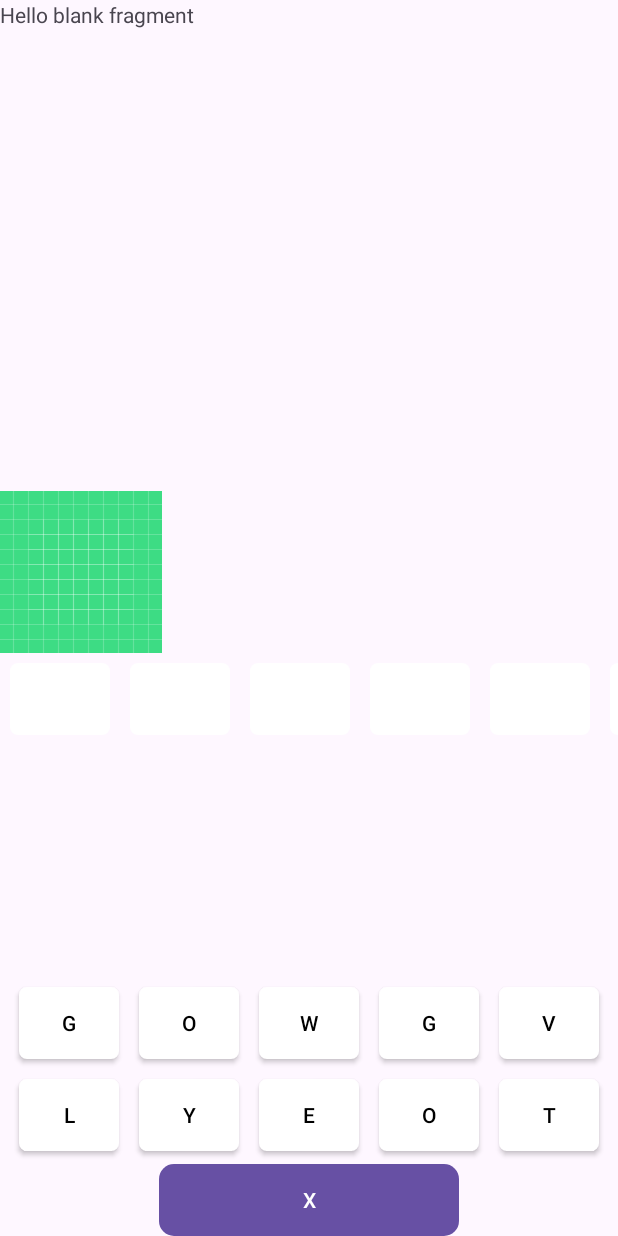
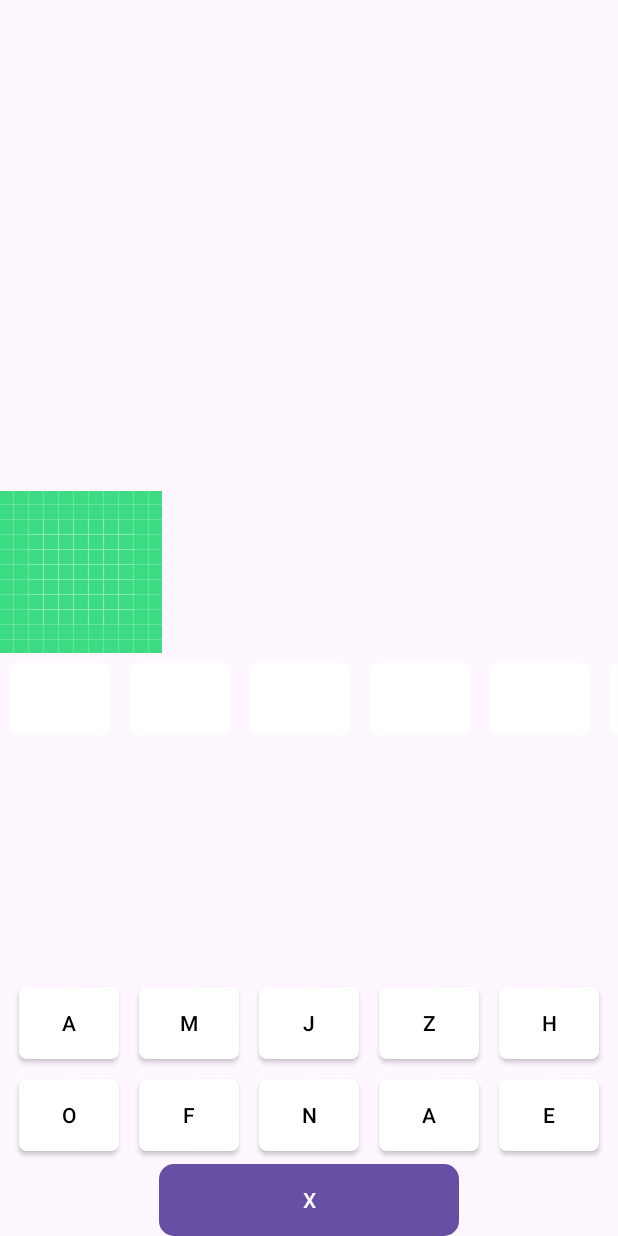
Before and after one commit to Martin-Toma/LogoQuizITU, an Android app: the fragment GameRandom shown on its own in the app's theme, on a phone screen of 412 x 824 dp. Run offline under Robolectric (Android 15) with nearby library versions, the phone set to English and light mode, and no system bars; our stand-ins replace Room's generated code.

Commit message:
text & logo name now working correctly, not updated to not be included again yet

```diff
--- a/app/src/main/java/com/fititu/logoquizitu/GameRandom.kt
+++ b/app/src/main/java/com/fititu/logoquizitu/GameRandom.kt
@@ -10,17 +10,10 @@ import android.widget.Button
 import android.widget.GridLayout
 import android.widget.ImageView
 import androidx.core.content.ContextCompat
-import androidx.lifecycle.ViewModelProvider
-import androidx.lifecycle.lifecycleScope
 import com.bumptech.glide.Glide
 import com.fititu.logoquizitu.Model.AppDatabase
-import com.fititu.logoquizitu.Model.LogoEntity
-import com.fititu.logoquizitu.Model.LogoEntityDao
 import kotlin.math.min
 import kotlin.random.Random
-import androidx.activity.result.contract.ActivityResultContracts
-import androidx.lifecycle.MutableLiveData
-import androidx.room.Room
 import com.fititu.logoquizitu.Model.Dao.CompanyDao
 import com.fititu.logoquizitu.Model.Entity.CompanyEntity
 import kotlinx.coroutines.*
@@ -60,12 +53,11 @@ class GameRandom : Fragment() {
             .error(R.drawable.ic_launcher_background)
             .into(randomLogoImageView)
         val logoNameGridLayout: GridLayout = view.findViewById(R.id.LogoNameGridLayout)
-        calculateLetterCount("google")//todo change to logo name when it actually works
-        //var columns = min( (randomLogo.name.length + 1) / 2,8)todo uncomment
-        var columns = min((10+1)/2,8)
+        calculateLetterCount(randomLogo.companyName)
+        var columns = min( (randomLogo.companyName.length + 1) / 2,8)
         if(lettercount <=12) {
             logoNameGridLayout.rowCount = 1
-            logoNameGridLayout.columnCount = 10 //todo uncomment this randomLogo.name.length + 1
+            logoNameGridLayout.columnCount = randomLogo.companyName.length + 1
         }
         else{
             logoNameGridLayout.rowCount = 2
@@ -91,15 +83,12 @@ class GameRandom : Fragment() {
 
 
     fun addLogoLetterButtons(gridLayout: GridLayout){
-        val name = "google"//randomLogo.name todo delete
-        for(i in 0 until 6/*randomLogo.Name.Length*/){
+        for(i in 0 until /*6*/randomLogo.companyName.length){
             val button = Button(requireContext())
             button.setOnClickListener {
-                // Handle button click
                 onLogoLetterButtonClick(button)
             }
             button.text = ""
-            // Customize button appearance if needed
             button.setBackgroundColor(Color.WHITE)
             button.setTextColor(Color.BLACK)
             // Add button to GridLayout
@@ -115,38 +104,26 @@ class GameRandom : Fragment() {
             button.isEnabled = false
             gridLayout.addView(button)
             button.background = ContextCompat.getDrawable(requireContext(), R.drawable.rounded_letter)
-
             logoNameButtons.add(button)
-            nameLetters.add(Letter(i,null,name[i],Color.WHITE,Color.WHITE))//todo change to randomLogo.name[i]
+            nameLetters.add(Letter(i,null,randomLogo.companyName[i],Color.WHITE,Color.WHITE))
         }
-        //get button with id ResetButton
         val resetButton = (view?.findViewById<Button>(R.id.resetButton))!!
-        //add last button that is special
         resetButton.text = "X"
-        // Add button to GridLayout
         resetButton.background = ContextCompat.getDrawable(requireContext(), R.drawable.rounded_corner)
         resetButton.setOnClickListener {
-            // Handle button click
             resetLogoLetters()
         }
-
         currentLogoNameButton = logoNameButtons[0]
     }
     fun addRandomLetterButtons(gridLayout: GridLayout){
-        // Create and add buttons
-        for (i in 0 until lettercount) { // Ensure there are at most 8 buttons
-            //todo ensure letters from logo name are always there
+        for (i in 0 until lettercount) {
             val button = Button(requireContext())
             button.text = letters[i].letter.toString()
             button.setTextColor(Color.BLACK)
             button.setOnClickListener {
-                // Handle button click
                 onLetterButtonClick(button,letters[i])
             }
-
-            // Customize button appearance if needed
             button.setBackgroundColor(letters[i].bgColor)
-            // Add button to GridLayout
             val params = GridLayout.LayoutParams()
             params.rowSpec = GridLayout.spec(i / gridLayout.columnCount)
             params.columnSpec = GridLayout.spec(i % gridLayout.columnCount)
@@ -159,23 +136,20 @@ class GameRandom : Fragment() {
         }
     }
     private fun onLetterButtonClick(button: Button,letter: Letter) {
-        // Handle the click event for the letter button
         letter.bgColor = Color.DKGRAY
         button.setBackgroundColor(letter.bgColor)
         button.isEnabled = false
         currentLogoNameButton.text = letter.letter.toString()
-        //  currentLogoNameButton.setBackgroundColor(Color.YELLOW)
         currentLogoNameButton.isEnabled = true
         val logoLetter = nameLetters[logoNameButtons.indexOf(currentLogoNameButton)]
         logoLetter.bgColor = Color.YELLOW
         logoLetter.assignedLetter = letter.id
         logoLetter.letter = letter.letter
         val logoNameString = logoNameButtons.joinToString("") { it.text.toString() }
-        if(logoNameString.length == 6)//todo change to RandomLogo.name.length
+        if(logoNameString.length == randomLogo.companyName.length )
             checkLogoName()
         if(logoNameButtons.indexOf(currentLogoNameButton)== logoNameButtons.size-1)//last letter
             checkLogoName()
-        //or all name buttons are filled
         else {
             jumpToFreeLetter()
         }
@@ -191,25 +165,24 @@ class GameRandom : Fragment() {
     }
 
     fun checkLogoName(){
-        val logoName = "google"
         val logoNameString = logoNameButtons.joinToString("") { it.text.toString() }
-        if(logoName == logoNameString){
-            // Assuming you are inside a Fragment
-            val fragmentManager = requireActivity().supportFragmentManager
-            val fragmentTransaction = fragmentManager.beginTransaction()
-
-            // Replace the current fragment with the new one
-            val newFragment = GameRandom()
-            fragmentTransaction.replace(R.id.mainMenuFragmentContainer, newFragment)
-            fragmentTransaction.addToBackStack(null) // Optional: Add to back stack for back navigation
-            fragmentTransaction.commit()//navigate to next fragment
+        if(randomLogo.companyName == logoNameString){
+            navigateToNextFragment()
             return
         }
-        //  resetLogoLetters()
         analyzeLogoName(logoNameString)
         jumpToFreeLetter()
-        //todo check letter positions, if a letter is on a correct spot, make it green and disabled. if the letter is part of the name, but on wrong position, change bgcolor to yellow
     }
+
+    private fun navigateToNextFragment() {
+        val fragmentManager = requireActivity().supportFragmentManager
+        val fragmentTransaction = fragmentManager.beginTransaction()
+        val newFragment = GameRandom()
+        fragmentTransaction.replace(R.id.mainMenuFragmentContainer, newFragment)
+        fragmentTransaction.addToBackStack(null)
+        fragmentTransaction.commit()//navigate to next fragment
+    }
+
     private fun onLogoLetterButtonClick(button: Button){
         val logoLetter = nameLetters[logoNameButtons.indexOf(button)] //find corresponding logoLetter
         logoLetter.bgColor = Color.WHITE
@@ -240,7 +213,7 @@ class GameRandom : Fragment() {
             letters.add(Letter(1,null,letter, Color.WHITE, Color.WHITE))
         }
         val existingChars = logName.lowercase(Locale.ROOT).toSet()
-        var alphabet = "abcdefghijklmnopqrstuvwxyz".filter { !existingChars.contains(it) }
+        val alphabet = "abcdefghijklmnopqrstuvwxyz".filter { !existingChars.contains(it) }//exclude letters from logo name
         for (i in 0 until (lettersToAdd - logName.length)) {
             val random = Random.Default
             val randomLetter = alphabet[random.nextInt(0, alphabet.length)]
@@ -269,8 +242,7 @@ class GameRandom : Fragment() {
         jumpToFreeLetter()
     }
     private fun analyzeLogoName(LogoNameString: String){
-        //  var logoNameString = logoNameButtons.joinToString("") { it.text.toString() }
-        val CorrectLogoName = "google"//randomLogo.name todo uncomment
+        val CorrectLogoName = randomLogo.companyName
         var correctLogoNameModified = CorrectLogoName
         var i = 0
         while (i < CorrectLogoName.length){
@@ -298,7 +270,6 @@ class GameRandom : Fragment() {
             else i++
         }
         i = 0
-        //replace letters in LogoNameString with . if . is in correctLogoNameModified
         val stupidKotlin = StringBuilder(LogoNameString)
         while(i < LogoNameString.length){
             if(correctLogoNameModified[i] == '.'){
@@ -342,9 +313,13 @@ class GameRandom : Fragment() {
             }
             i++
         }
-        //loop through the remaining nameLetters and reset them
-        for (letter in nameLetters){
-            if(letter.bgColor == Color.YELLOW){
+        resetNameButtons()
+        resetUsedLetters()
+    }
+
+    private fun resetNameButtons() {
+        for (letter in nameLetters) {
+            if (letter.bgColor == Color.YELLOW) {
                 val logoNameButton = logoNameButtons[nameLetters.indexOf(letter)]
                 logoNameButton.text = ""
                 logoNameButton.setBackgroundColor(Color.WHITE)
@@ -356,8 +331,11 @@ class GameRandom : Fragment() {
                 nameLetter.assignedLetter = null
             }
         }
-        for (letter in letters){
-            if(letter.bgColor == Color.DKGRAY){
+    }
+
+    private fun resetUsedLetters() {
+        for (letter in letters) {
+            if (letter.bgColor == Color.DKGRAY) {
                 val letterButton = letterButtons[letters.indexOf(letter)]
                 letterButton.setBackgroundColor(Color.WHITE)
                 letterButton.isEnabled = true
--- a/app/src/main/res/layout/fragment_game_random.xml
+++ b/app/src/main/res/layout/fragment_game_random.xml
@@ -5,12 +5,6 @@
                 android:layout_height="match_parent"
                 android:layout_gravity="center"
                 tools:context=".GameRandom">
-
-    <!-- TODO: Update blank fragment layout -->
-    <TextView
-            android:layout_width="match_parent"
-            android:layout_height="match_parent"
-            android:text="@string/hello_blank_fragment"/>
 
     <LinearLayout
             android:layout_width="wrap_content"
```
